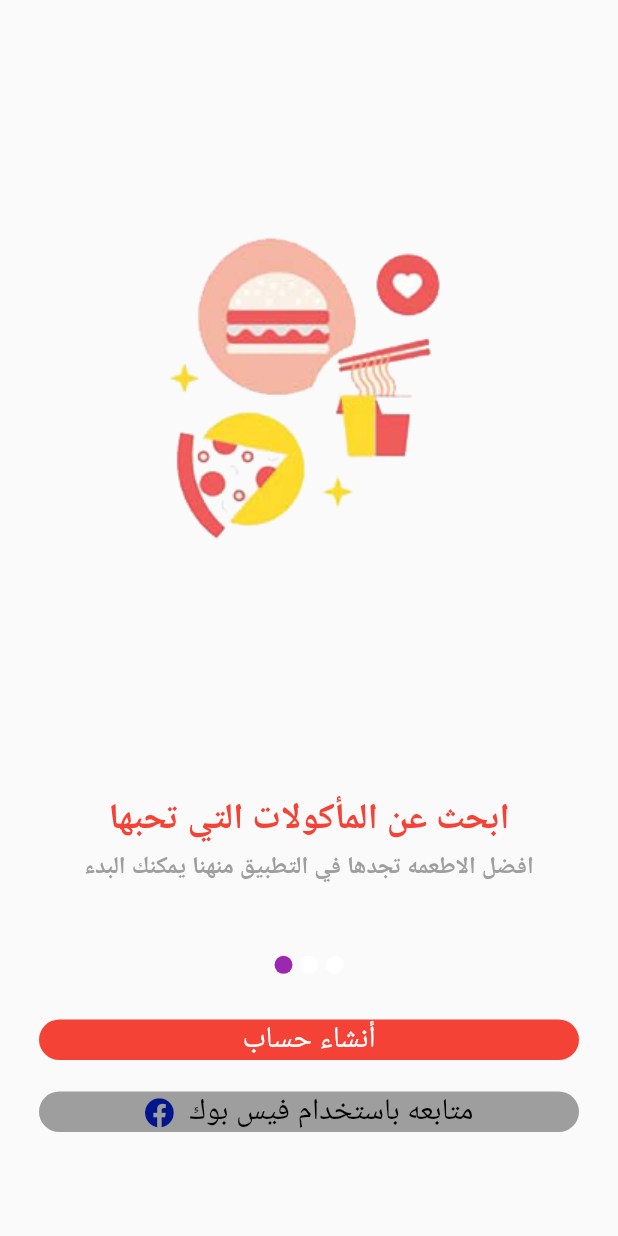
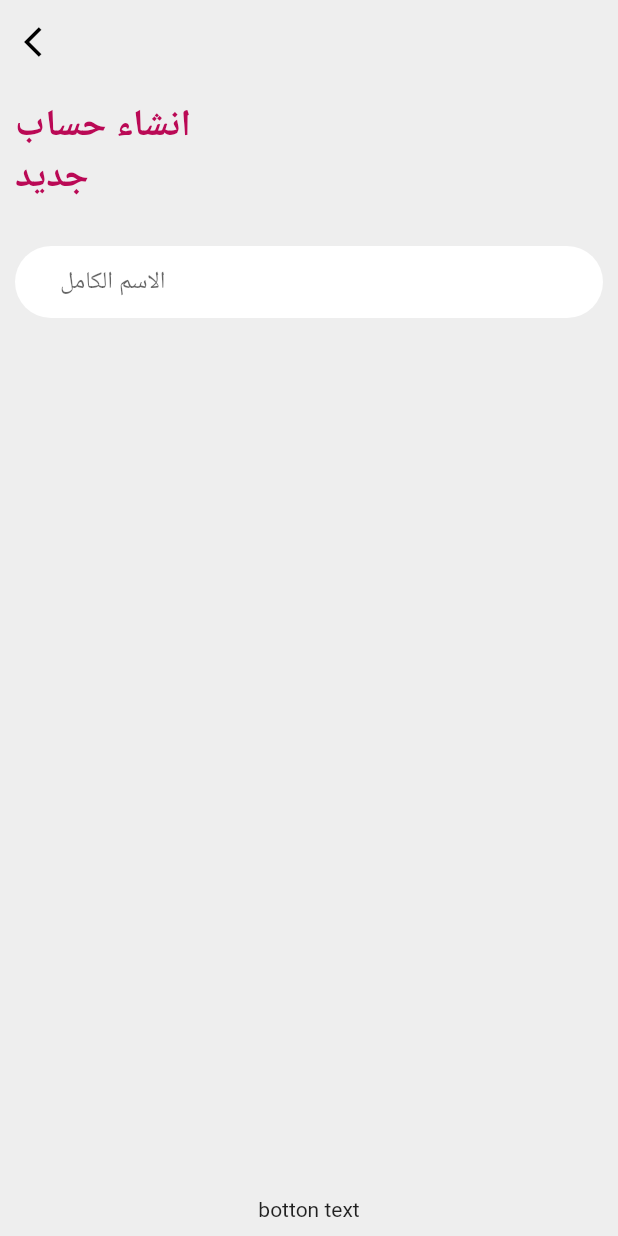
Before and after one commit to ksroo/Restaurant_app, a Flutter app: the Tips screen opened directly, after a tap on "أنشاء حساب", on a phone screen of 412 x 824 dp. Run offline on Flutter 3.47's test engine with Material 2 defaults, Android fonts, the phone set to English and light mode, and no system bars; drawn by our look-alikes of page_indicator; our stand-ins replace font_awesome_flutter, splashscreen; network calls fail.

Commit message:
registare page

```diff
--- /dev/null
+++ b/lib/account/register.dart
@@ -0,0 +1,77 @@
+import 'package:flutter/cupertino.dart';
+import 'package:flutter/material.dart';
+
+class Register extends StatefulWidget {
+  @override
+  _RegisterState createState() => _RegisterState();
+}
+
+class _RegisterState extends State<Register> {
+  @override
+  Widget build(BuildContext context) {
+    return Scaffold(
+      backgroundColor: Colors.grey[200],
+      appBar: AppBar(
+        backgroundColor: Colors.transparent,
+        elevation: 0,
+        leading: IconButton(
+          icon: Icon(
+            Icons.arrow_back_ios,
+            color: Colors.black,
+          ),
+          onPressed: () => {Navigator.of(context).pop()},
+        ),
+      ),
+      body: Container(
+        margin: EdgeInsets.all(10.0),
+        child: Column(
+          children: [
+            Expanded(
+              child: Form(
+                child: ListView(
+                  children: [
+                    Container(
+                      child: Text(
+                        "انشاء حساب",
+                        style: TextStyle(
+                            fontSize: 25.0,
+                            color: Color(0xffba0955),
+                            fontWeight: FontWeight.bold),
+                      ),
+                    ),
+                    Container(
+                      margin: EdgeInsets.only(bottom: 30),
+                      child: Text(
+                        "جديد",
+                        style: TextStyle(
+                            fontSize: 25.0,
+                            color: Color(0xffba0955),
+                            fontWeight: FontWeight.bold),
+                      ),
+                    ),
+                    Container(
+                      padding: EdgeInsets.only(left: 30.0, right: 30.0),
+                      decoration: BoxDecoration(
+                        color: Colors.white,
+                        borderRadius: BorderRadius.circular(25.0),
+                      ),
+                      child: TextFormField(
+                        decoration: InputDecoration(
+                          hintText: "الاسم الكامل",
+                          border: InputBorder.none,
+                        ),
+                      ),
+                    ),
+                  ],
+                ),
+              ),
+            ),
+            Container(
+              child: Text("botton text"),
+            ),
+          ],
+        ),
+      ),
+    );
+  }
+}
--- a/lib/tips/tips.dart
+++ b/lib/tips/tips.dart
@@ -2,6 +2,7 @@ import 'package:flutter/cupertino.dart';
 import 'package:flutter/material.dart';
 import 'package:font_awesome_flutter/font_awesome_flutter.dart';
 import 'package:page_indicator/page_indicator.dart';
+import 'package:restaurant_app/account/register.dart';
 import 'package:restaurant_app/pages/config.dart';
 import 'package:restaurant_app/pages/config.dart';
 
@@ -30,11 +31,25 @@ class _TipsState extends State<Tips> {
   ];
   @override
   Widget build(BuildContext context) {
-    double myheight = MediaQuery.of(context).size.height / 5;
+    double myheight = MediaQuery.of(context).size.height / 6;
     return Scaffold(
       body: Container(
         child: Column(
           children: [
+            Container(
+              alignment: Alignment.bottomRight,
+              padding: EdgeInsets.only(top: 40.0,right: 30.0),
+              child: GestureDetector(
+                child: Text(
+                  "دخول",
+                  style: TextStyle(
+                    fontSize: 22.0,
+                    color: Color(0xffba0955),
+
+                  ),
+                ),
+              ),
+            ),
             Container(
               height: myheight * 4,
               child: PageIndicatorContainer(
@@ -42,7 +57,7 @@ class _TipsState extends State<Tips> {
                 length: myarr.length,
                 align: IndicatorAlign.bottom,
                 indicatorColor: Colors.white,
-                indicatorSelectorColor: Colors.purple,
+                indicatorSelectorColor: Color(0xffba0955),
                 child: PageView.builder(
                     physics: AlwaysScrollableScrollPhysics(),
                     scrollDirection: Axis.horizontal,
@@ -56,8 +71,8 @@ class _TipsState extends State<Tips> {
                     }),
               ),
             ),
-            Container(
-              height: myheight,
+            Expanded(
+              child: Container(
                 padding: EdgeInsets.all(10.0),
                 child: ListView(
                   children: [
@@ -67,13 +82,15 @@ class _TipsState extends State<Tips> {
                       crossAxisAlignment: CrossAxisAlignment.center,
                       children: [
                         MaterialButton(
-                        onPressed: () {},
+                          onPressed: () {
+                            Navigator.push(context, MaterialPageRoute(builder: (context) => Register()));
+                          },
                           child: Container(
                             alignment: Alignment.center,
                             width: MediaQuery.of(context).size.width,
                             decoration: BoxDecoration(
                               borderRadius: BorderRadius.circular(15.0),
-                            color: Colors.red,
+                              color: Color(0xffba0955),
                             ),
                             child: Text(
                               "أنشاء حساب",
@@ -114,6 +131,7 @@ class _TipsState extends State<Tips> {
                       ],
                     ),
                   ],
+                ),
               ),
             ),
           ],
```
Also changed, not shown: lib/tips/getStart.dart (+7 -3 lines). Lines whose indentation alone changed are shown as unchanged.
